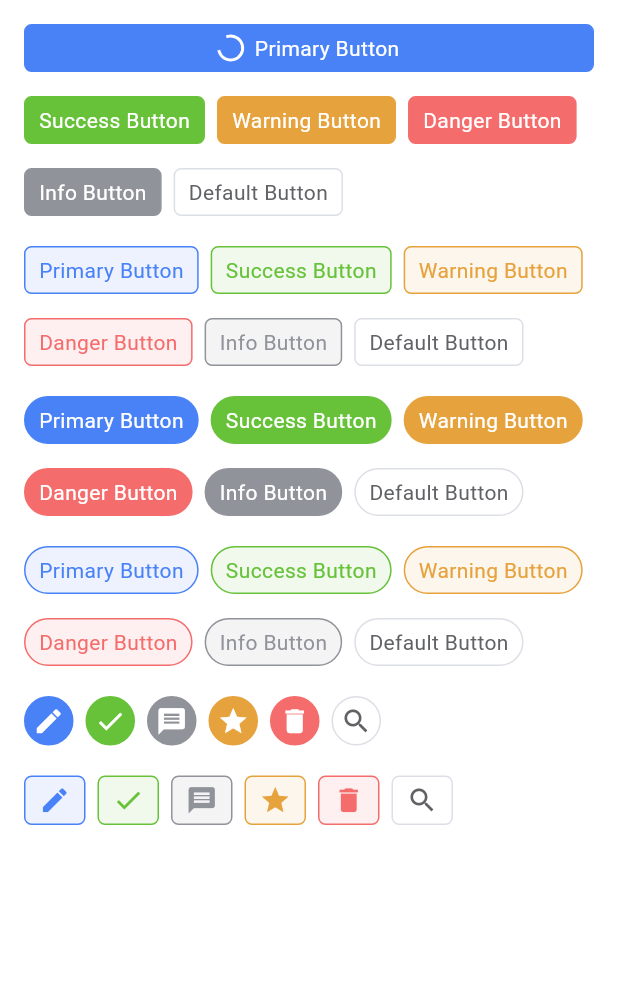
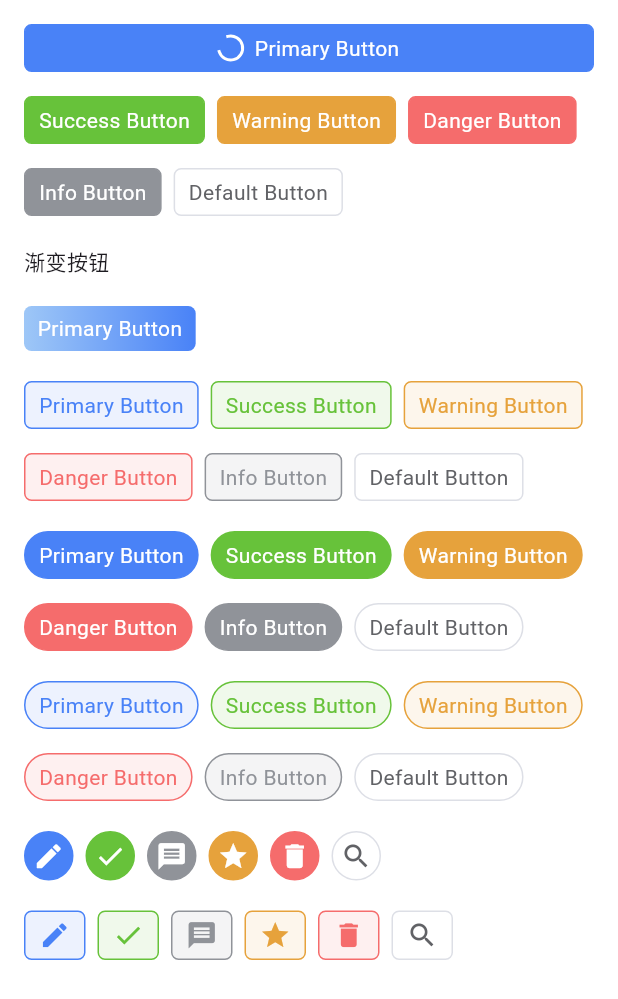
Before and after one commit to aitguys/flutter_element, a Flutter app: the ButtonBasicView screen opened by its route, on a phone screen of 412 x 824 dp. Shown: the top 999 px of the screen. Run offline on Flutter 3.47's test engine with Material 3 defaults, Android fonts, the phone set to English and light mode, and no system bars; our stand-ins replace flutter_colorpicker, get, logger; missing offline and left inert: flutter_syntax_view; statements that could not run were skipped; project files that could hold a hidden picture were left out.

Commit message:
add gradient button

```diff
--- a/example/lib/pages/button_page/button_basic.dart
+++ b/example/lib/pages/button_page/button_basic.dart
@@ -72,6 +72,23 @@ Widget _viewerContent() {
           EButton(
             text: 'Default Button',
             type: EColorType.default_,
+            onPressed: () {},
+          ),
+        ],
+      ),
+      const SizedBox(height: 20),
+      const Text('渐变按钮'),
+      const SizedBox(height: 20),
+      Wrap(
+        spacing: 8,
+        runSpacing: 16,
+        children: [
+          EButton(
+            text: 'Primary Button',
+            type: EColorType.primary,
+            gradient: const LinearGradient(
+              colors: [Color(0xFF9ec7f7), Color(0xFF4982f7)],
+            ),
             onPressed: () {},
           ),
         ],
--- a/lib/src/components/button/button.dart
+++ b/lib/src/components/button/button.dart
@@ -47,6 +47,10 @@ class EButton extends StatefulWidget {
   ///
   /// If provided, this overrides the color determined by [type].
   final Color? color;
+
+  /// Gradient for the button background. If provided and not null,
+  /// the button background will use the gradient instead of a solid color.
+  final Gradient? gradient;
 
   /// Whether the button should be rendered as a link.
   ///
@@ -131,6 +135,7 @@ class EButton extends StatefulWidget {
     this.suffixIcon,
     this.child,
     this.color,
+    this.gradient,
     this.loading = false,
     this.autoLoading = false,
     this.isDisabled = false,
@@ -177,28 +182,32 @@ class _EButtonState extends State<EButton> {
 
     final isIconOnly = isOnlyIcon(widget.icon, widget.text, widget.child);
 
-    Widget btn = MouseRegion(
-      cursor: widget.isDisabled
-          ? SystemMouseCursors.forbidden
-          : SystemMouseCursors.click,
-      onEnter: (_) {
-        setState(() => isHovered = true);
-        widget.onHover?.call(true);
-      },
-      onExit: (_) {
-        setState(() => isHovered = false);
-        widget.onHover?.call(false);
-      },
-      child: GestureDetector(
-        onTap: widget.isDisabled ? null : _handlePress,
-        onLongPress: widget.isDisabled ? null : widget.onLongPressed,
-        child: Container(
-          padding: isIconOnly && widget.isCircle
-              ? ElememtSize(size: widget.size).getButtonRoundPadding()
-              : ElememtSize(size: widget.size).getButtonPadding(),
-          decoration: widget.isLink
-              ? null
-              : BoxDecoration(
+    // 优先级：isLink > gradient > color
+    BoxDecoration? boxDecoration;
+    if (widget.isLink) {
+      boxDecoration = null;
+    } else if (widget.gradient != null) {
+      boxDecoration = BoxDecoration(
+        gradient: widget.gradient,
+        // 使用一个带透明度的蒙版色覆盖在渐变上
+        // 这里我们以白色带一定透明度做常规蒙版，可按需调整
+        color: isHovered
+            ? calculateBackgroundColor(Colors.white.withOpacity(0.8),
+                isPlain: widget.isPlain,
+                isActive: true,
+                isDisabled: widget.isDisabled)
+            : calculateBackgroundColor(Colors.white.withOpacity(1),
+                isPlain: widget.isPlain,
+                isActive: false,
+                isDisabled: widget.isDisabled),
+        borderRadius: isIconOnly && widget.isCircle
+            ? BorderRadius.circular(100)
+            : widget.isRound
+                ? BorderRadius.circular(100)
+                : BorderRadius.circular(5),
+      );
+    } else {
+      boxDecoration = BoxDecoration(
         color: isHovered
             ? calculateBackgroundColor(buttonColor,
                 isPlain: widget.isPlain,
@@ -225,7 +234,29 @@ class _EButtonState extends State<EButton> {
                   isDisabled: widget.isDisabled),
           width: 1,
         ),
-                ),
+      );
+    }
+
+    Widget btn = MouseRegion(
+      cursor: widget.isDisabled
+          ? SystemMouseCursors.forbidden
+          : SystemMouseCursors.click,
+      onEnter: (_) {
+        setState(() => isHovered = true);
+        widget.onHover?.call(true);
+      },
+      onExit: (_) {
+        setState(() => isHovered = false);
+        widget.onHover?.call(false);
+      },
+      child: GestureDetector(
+        onTap: widget.isDisabled ? null : _handlePress,
+        onLongPress: widget.isDisabled ? null : widget.onLongPressed,
+        child: Container(
+          padding: isIconOnly && widget.isCircle
+              ? ElememtSize(size: widget.size).getButtonRoundPadding()
+              : ElememtSize(size: widget.size).getButtonPadding(),
+          decoration: boxDecoration,
           child: Builder(
             builder: (context) {
               return calculateButtonContent(
```
Lines whose indentation alone changed are shown as unchanged.
